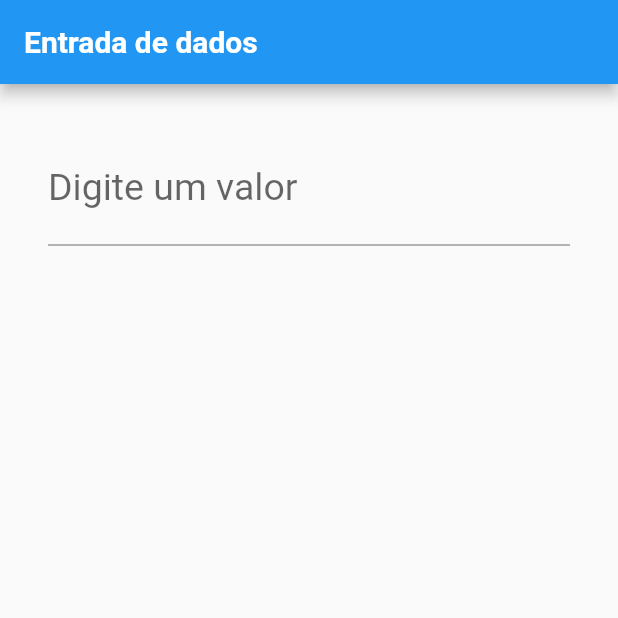
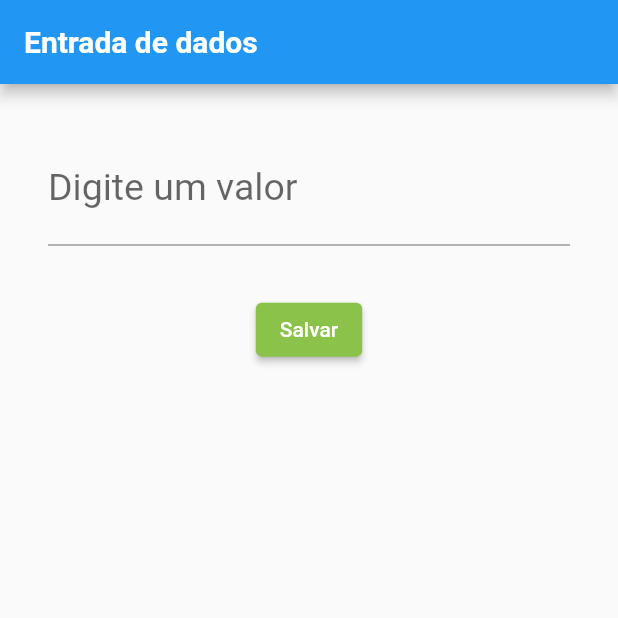
Before and after one commit to Britoweb/alcool_ou_gasolina, a Flutter app: the screen it shows after launch, on a phone screen of 412 x 824 dp, the top half of it. Run offline on Flutter 3.47's test engine with Material 2 defaults, Android fonts, the phone set to English and light mode, and no system bars.

Commit message:
Terminado a entrada de dados

```diff
--- a/lib/CampoTexto.dart
+++ b/lib/CampoTexto.dart
@@ -9,6 +9,10 @@ class CampoTexto extends StatefulWidget {
 }
 
 class _CampoTextoState extends State<CampoTexto> {
+
+  TextEditingController _textEditingController = TextEditingController();
+
+
   @override
   Widget build(BuildContext context) {
     return Scaffold(
@@ -41,9 +45,26 @@ class _CampoTextoState extends State<CampoTexto> {
                 fontSize: 25,
                 color: Colors.green,
               ),
+              obscureText: false, //Esconde os caracteres.
+              onSubmitted: (String texto) {
+                print("Valor digitado: " + texto);
+              },
+              controller: _textEditingController,
             ),
 
-          )
+          ),
+          ElevatedButton(
+            style: ElevatedButton.styleFrom(
+              primary: Colors.lightGreen,
+              onPrimary: Colors.white,
+            ),
+              onPressed: () {
+                print("Valor digitado: " + _textEditingController.text);
+              },
+              child: Text(
+                  "Salvar"
+              ),
+          ),
         ],
       ),
     );
```
